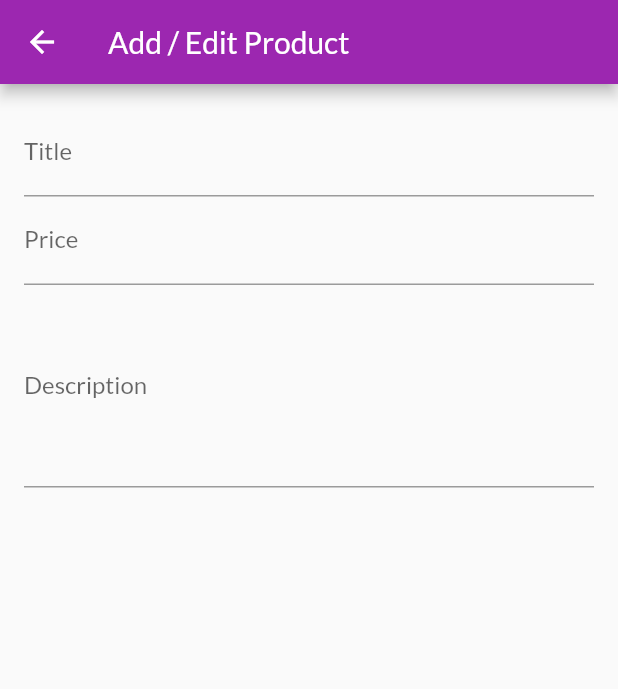
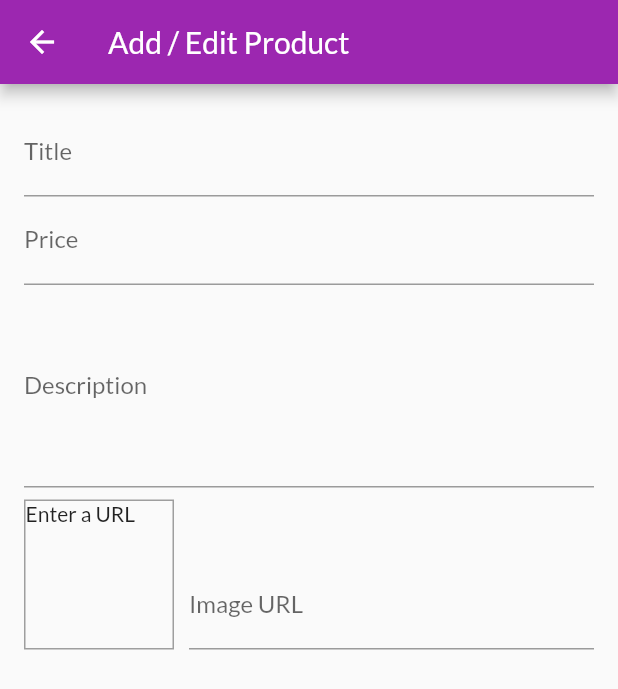
Before and after one commit to kaings-flutter/flutter_proj5, a Flutter app: the EditProductScreen screen opened by its route, on a phone screen of 412 x 824 dp. Shown: the top 689 px of the screen. Run offline on Flutter 3.47's test engine with Material 2 defaults, Android fonts, the phone set to English and light mode, and no system bars; network calls fail.

Commit message:
image input & image preview

```diff
--- a/lib/screens/edit_product_screen.dart
+++ b/lib/screens/edit_product_screen.dart
@@ -1,4 +1,5 @@
 import 'package:flutter/material.dart';
+import 'package:flutter/services.dart';
 
 class EditProductScreen extends StatefulWidget {
   static const routeName = '/edit-product-screen';
@@ -11,13 +12,30 @@ class _EditProductScreenState extends State<EditProductScreen> {
   // focus on certain TextFormField when `enter` of keyboard is pressed
   final _priceFocusNode = FocusNode();
   final _descriptionFocusNode = FocusNode();
+  final _imageUrlController = TextEditingController();
+  final _imageUrlFocusNode = FocusNode();
+
+  @override
+  void initState() {
+    _imageUrlFocusNode.addListener(_updateImageUrl);
+    super.initState();
+  }
 
   // always need to dispose the `FocusNode` to avoid memory leak
   @override
   void dispose() {
+    _imageUrlFocusNode.removeListener(_updateImageUrl);
     _priceFocusNode.dispose();
     _descriptionFocusNode.dispose();
+    _imageUrlController.dispose();
+    _imageUrlFocusNode.dispose();
     super.dispose();
+  }
+
+  void _updateImageUrl() {
+    if (!_imageUrlFocusNode.hasFocus) {
+      setState(() {});
+    }
   }
 
   @override
@@ -55,6 +73,39 @@ class _EditProductScreenState extends State<EditProductScreen> {
                 keyboardType: TextInputType.multiline,
                 focusNode: _descriptionFocusNode,
               ),
+              Row(
+                crossAxisAlignment: CrossAxisAlignment.end,
+                children: [
+                  Container(
+                    width: 100,
+                    height: 100,
+                    margin: EdgeInsets.only(top: 8, right: 10),
+                    decoration: BoxDecoration(
+                      border: Border.all(
+                        width: 1,
+                        color: Colors.grey,
+                      ),
+                    ),
+                    child: _imageUrlController.text.isEmpty
+                        ? Text('Enter a URL')
+                        : FittedBox(
+                            child: Image.network(
+                              _imageUrlController.text,
+                              fit: BoxFit.cover,
+                            ),
+                          ),
+                  ),
+                  Expanded(
+                    child: TextFormField(
+                      decoration: InputDecoration(labelText: 'Image URL'),
+                      keyboardType: TextInputType.url,
+                      textInputAction: TextInputAction.done,
+                      controller: _imageUrlController,
+                      focusNode: _imageUrlFocusNode,
+                    ),
+                  )
+                ],
+              ),
             ],
           ),
         ),
```
